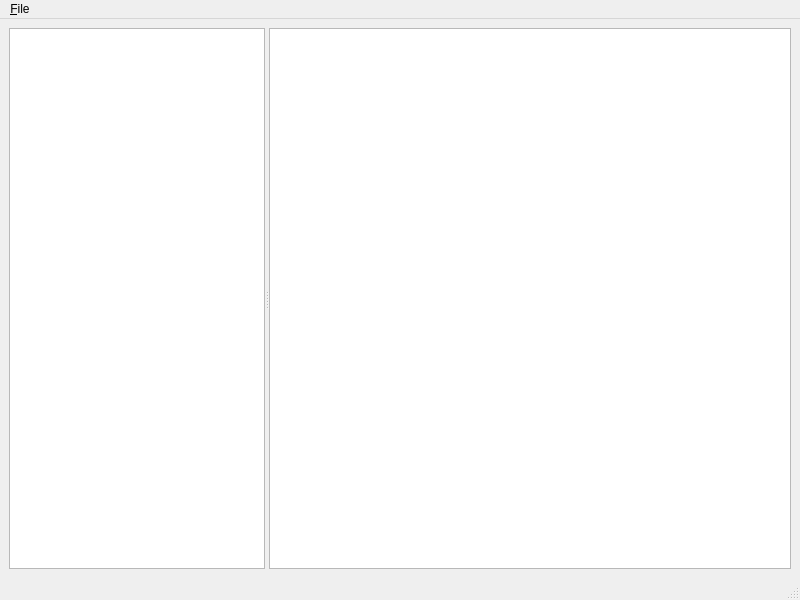
Before: the Qt Designer form bgrive/ui/MainWindow.ui in Grive/grive, drawn with Qt 5.
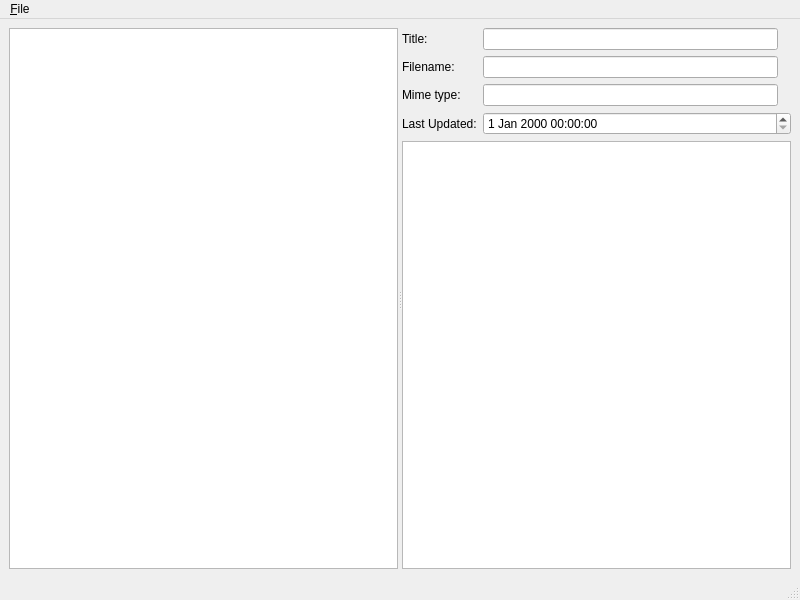
After: the same form once the commit is applied.

Commit message: added ui on the right. no logic yet

What changed in the file:
```diff
--- a/bgrive/ui/MainWindow.ui
+++ b/bgrive/ui/MainWindow.ui
@@ -28,13 +28,59 @@
         </sizepolicy>
        </property>
       </widget>
-      <widget class="QListView" name="m_files">
-       <property name="sizePolicy">
-        <sizepolicy hsizetype="Expanding" vsizetype="Expanding">
-         <horstretch>1</horstretch>
-         <verstretch>0</verstretch>
-        </sizepolicy>
-       </property>
+      <widget class="QWidget" name="">
+       <layout class="QGridLayout" name="gridLayout">
+        <item row="0" column="0">
+         <widget class="QLabel" name="label">
+          <property name="text">
+           <string>Title:</string>
+          </property>
+         </widget>
+        </item>
+        <item row="0" column="1">
+         <widget class="QLineEdit" name="m_title"/>
+        </item>
+        <item row="0" column="2" rowspan="2">
+         <widget class="QLabel" name="m_icon">
+          <property name="text">
+           <string/>
+          </property>
+         </widget>
+        </item>
+        <item row="1" column="0">
+         <widget class="QLabel" name="label_2">
+          <property name="text">
+           <string>Filename:</string>
+          </property>
+         </widget>
+        </item>
+        <item row="1" column="1">
+         <widget class="QLineEdit" name="m_filename"/>
+        </item>
+        <item row="2" column="0">
+         <widget class="QLabel" name="label_4">
+          <property name="text">
+           <string>Mime type:</string>
+          </property>
+         </widget>
+        </item>
+        <item row="2" column="1">
+         <widget class="QLineEdit" name="m_mime_type"/>
+        </item>
+        <item row="3" column="0">
+         <widget class="QLabel" name="label_3">
+          <property name="text">
+           <string>Last Updated:</string>
+          </property>
+         </widget>
+        </item>
+        <item row="3" column="1" colspan="2">
+         <widget class="QDateTimeEdit" name="m_last_update"/>
+        </item>
+        <item row="4" column="0" colspan="3">
+         <widget class="QGraphicsView" name="m_preview"/>
+        </item>
+       </layout>
       </widget>
      </widget>
     </item>
```
